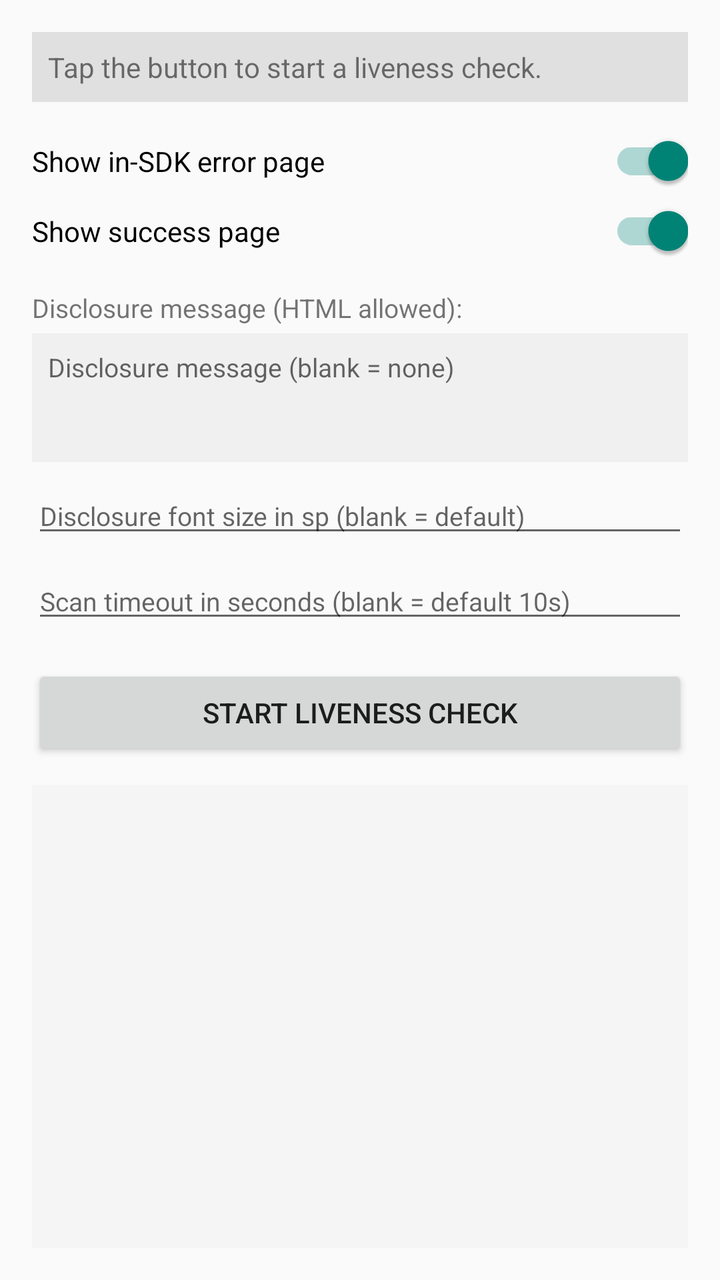
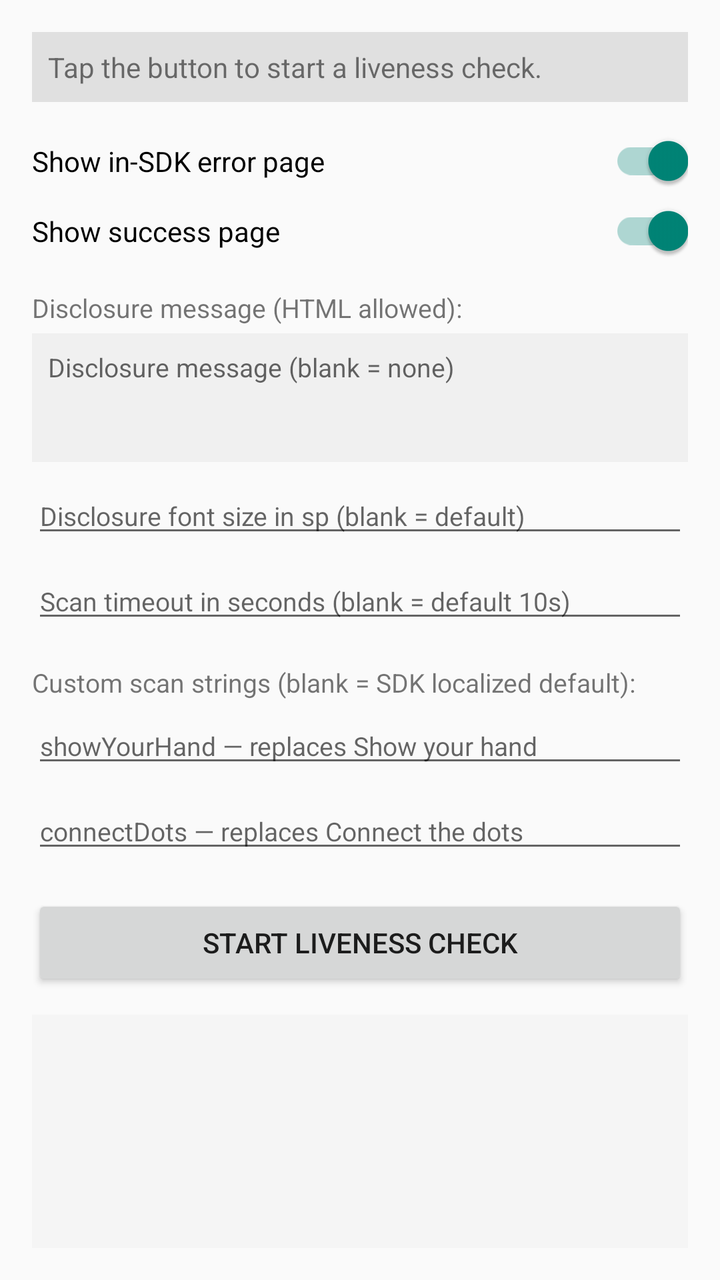

Before-and-after screenshots of an Android layout around one commit, followed by the original layout XML and the change that was made.
<!-- AndroidManifest.xml: application theme Theme.AppCompat.Light.DarkActionBar -->
<!-- res/layout/activity_main.xml -->
<?xml version="1.0" encoding="utf-8"?>
<LinearLayout xmlns:android="http://schemas.android.com/apk/res/android"
    android:layout_width="match_parent"
    android:layout_height="match_parent"
    android:orientation="vertical"
    android:padding="16dp">

    <TextView
        android:id="@+id/statusText"
        android:layout_width="match_parent"
        android:layout_height="wrap_content"
        android:text="Tap the button to start a liveness check."
        android:textSize="14sp"
        android:padding="8dp"
        android:background="#E0E0E0"
        android:layout_marginBottom="16dp" />

    <androidx.appcompat.widget.SwitchCompat
        android:id="@+id/showErrorSwitch"
        android:layout_width="match_parent"
        android:layout_height="wrap_content"
        android:text="Show in-SDK error page"
        android:checked="true"
        android:layout_marginBottom="8dp" />

    <androidx.appcompat.widget.SwitchCompat
        android:id="@+id/showSuccessSwitch"
        android:layout_width="match_parent"
        android:layout_height="wrap_content"
        android:text="Show success page"
        android:checked="true"
        android:layout_marginBottom="16dp" />

    <TextView
        android:layout_width="match_parent"
        android:layout_height="wrap_content"
        android:text="Disclosure message (HTML allowed):"
        android:textSize="13sp"
        android:layout_marginBottom="4dp" />

    <EditText
        android:id="@+id/privacyMessageInput"
        android:layout_width="match_parent"
        android:layout_height="wrap_content"
        android:minLines="3"
        android:maxLines="6"
        android:gravity="top|start"
        android:inputType="textMultiLine|textNoSuggestions"
        android:hint="Disclosure message (blank = none)"
        android:textSize="13sp"
        android:background="#F0F0F0"
        android:padding="8dp"
        android:layout_marginBottom="8dp" />

    <EditText
        android:id="@+id/fontSizeInput"
        android:layout_width="match_parent"
        android:layout_height="wrap_content"
        android:inputType="numberDecimal"
        android:hint="Disclosure font size in sp (blank = default)"
        android:textSize="13sp"
        android:layout_marginBottom="8dp" />

    <EditText
        android:id="@+id/scanTimeoutInput"
        android:layout_width="match_parent"
        android:layout_height="wrap_content"
        android:inputType="number"
        android:hint="Scan timeout in seconds (blank = default 10s)"
        android:textSize="13sp"
        android:layout_marginBottom="16dp" />

    <Button
        android:id="@+id/startLivenessButton"
        android:layout_width="match_parent"
        android:layout_height="wrap_content"
        android:text="Start Liveness Check"
        android:layout_marginBottom="12dp" />

    <TextView
        android:id="@+id/resultLabel"
        android:layout_width="match_parent"
        android:layout_height="0dp"
        android:layout_weight="1"
        android:minHeight="100dp"
        android:padding="12dp"
        android:background="#F5F5F5"
        android:textSize="13sp"
        android:fontFamily="monospace"
        android:gravity="top" />

</LinearLayout>
<!-- resources referenced by this layout -->
<resources>

</resources>

<!-- the commit's change to res/layout/activity_main.xml (unified diff, before → after) -->
@@ -70,6 +70,31 @@
         android:textSize="13sp"
         android:layout_marginBottom="16dp" />
 
+    <TextView
+        android:layout_width="match_parent"
+        android:layout_height="wrap_content"
+        android:text="Custom scan strings (blank = SDK localized default):"
+        android:textSize="13sp"
+        android:layout_marginBottom="4dp" />
+
+    <EditText
+        android:id="@+id/showYourHandInput"
+        android:layout_width="match_parent"
+        android:layout_height="wrap_content"
+        android:inputType="text|textNoSuggestions"
+        android:hint="showYourHand — replaces Show your hand"
+        android:textSize="13sp"
+        android:layout_marginBottom="8dp" />
+
+    <EditText
+        android:id="@+id/connectDotsInput"
+        android:layout_width="match_parent"
+        android:layout_height="wrap_content"
+        android:inputType="text|textNoSuggestions"
+        android:hint="connectDots — replaces Connect the dots"
+        android:textSize="13sp"
+        android:layout_marginBottom="16dp" />
+
     <Button
         android:id="@+id/startLivenessButton"
         android:layout_width="match_parent"
